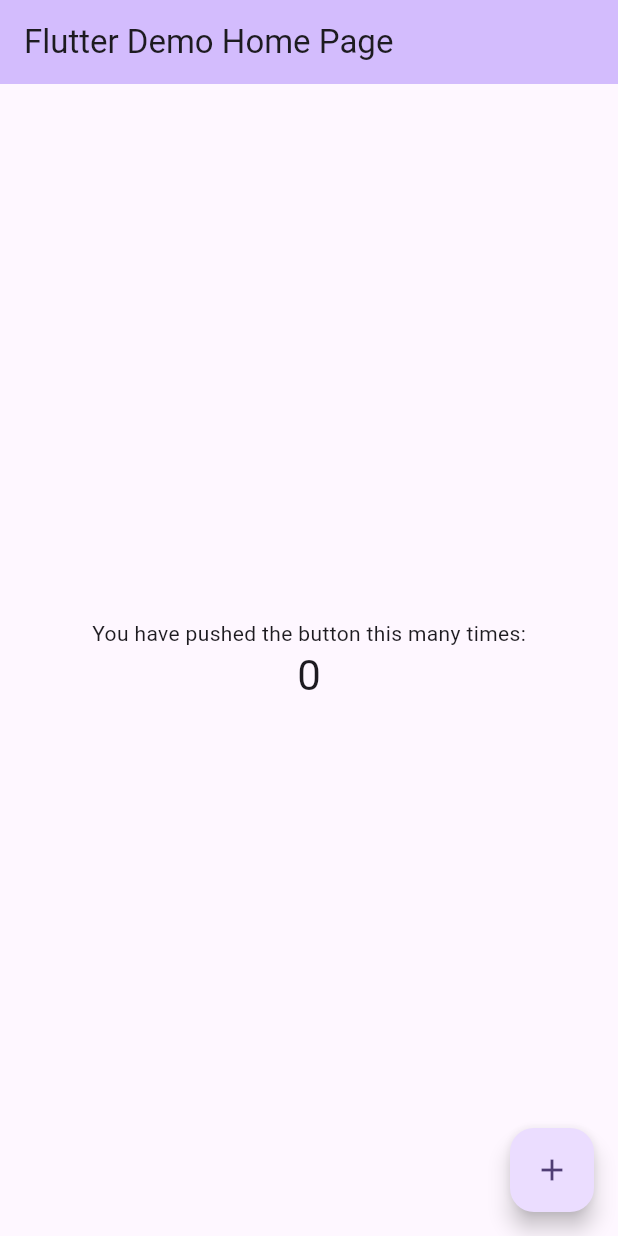
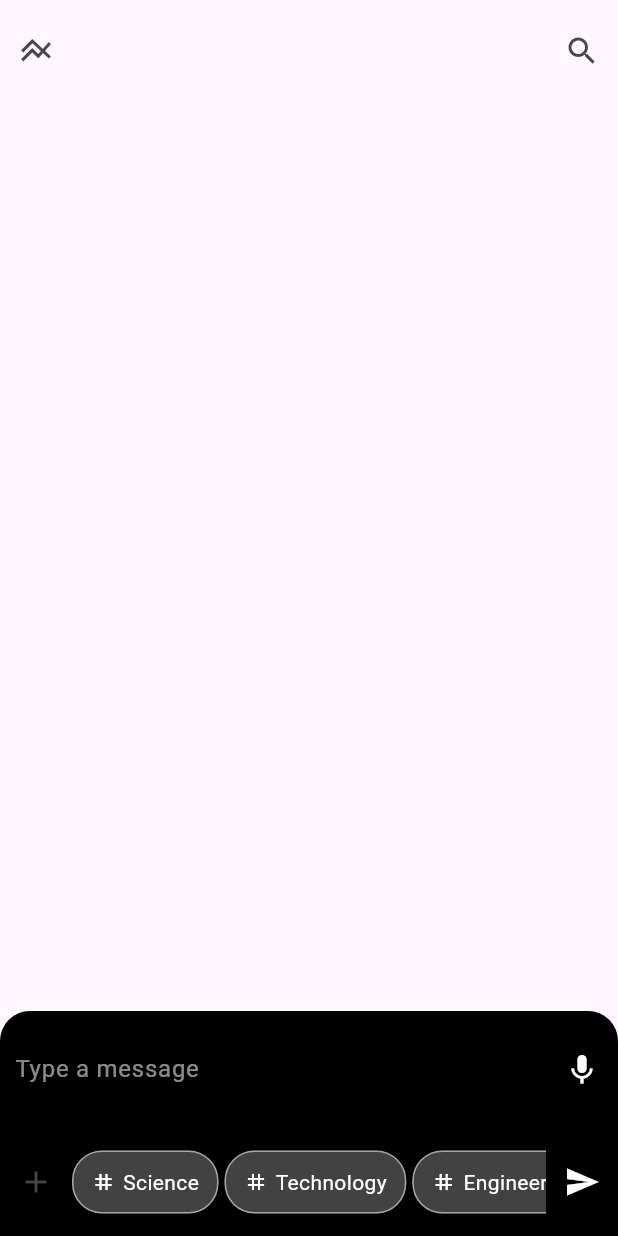
Before and after one commit to junayedahamed/chatz, a Flutter app: the screen it shows after launch, on a phone screen of 412 x 824 dp. Run offline on Flutter 3.47's test engine with Material 3 defaults, Android fonts, the phone set to English and light mode, and no system bars.

Commit message:
Add HomePage widget and view model for chat interface

```diff
--- a/lib/main.dart
+++ b/lib/main.dart
@@ -1,3 +1,4 @@
+import 'package:ababilxchat/src/ui/home/home_page.dart';
 import 'package:flutter/material.dart';
 
 void main() {
@@ -7,116 +8,15 @@ void main() {
 class MyApp extends StatelessWidget {
   const MyApp({super.key});
 
-  // This widget is the root of your application.
   @override
   Widget build(BuildContext context) {
     return MaterialApp(
       title: 'Flutter Demo',
+      debugShowCheckedModeBanner: false,
       theme: ThemeData(
-        // This is the theme of your application.
-        //
-        // TRY THIS: Try running your application with "flutter run". You'll see
-        // the application has a purple toolbar. Then, without quitting the app,
-        // try changing the seedColor in the colorScheme below to Colors.green
-        // and then invoke "hot reload" (save your changes or press the "hot
-        // reload" button in a Flutter-supported IDE, or press "r" if you used
-        // the command line to start the app).
-        //
-        // Notice that the counter didn't reset back to zero; the application
-        // state is not lost during the reload. To reset the state, use hot
-        // restart instead.
-        //
-        // This works for code too, not just values: Most code changes can be
-        // tested with just a hot reload.
-        colorScheme: .fromSeed(seedColor: Colors.deepPurple),
+        colorScheme: ColorScheme.fromSeed(seedColor: Colors.deepPurple),
       ),
-      home: const MyHomePage(title: 'Flutter Demo Home Page'),
+      home: HomePage(),
     );
   }
 }
-
-class MyHomePage extends StatefulWidget {
-  const MyHomePage({super.key, required this.title});
-
-  // This widget is the home page of your application. It is stateful, meaning
-  // that it has a State object (defined below) that contains fields that affect
-  // how it looks.
-
-  // This class is the configuration for the state. It holds the values (in this
-  // case the title) provided by the parent (in this case the App widget) and
-  // used by the build method of the State. Fields in a Widget subclass are
-  // always marked "final".
-
-  final String title;
-
-  @override
-  State<MyHomePage> createState() => _MyHomePageState();
-}
-
-class _MyHomePageState extends State<MyHomePage> {
-  int _counter = 0;
-
-  void _incrementCounter() {
-    setState(() {
-      // This call to setState tells the Flutter framework that something has
-      // changed in this State, which causes it to rerun the build method below
-      // so that the display can reflect the updated values. If we changed
-      // _counter without calling setState(), then the build method would not be
-      // called again, and so nothing would appear to happen.
-      _counter++;
-    });
-  }
-
-  @override
-  Widget build(BuildContext context) {
-    // This method is rerun every time setState is called, for instance as done
-    // by the _incrementCounter method above.
-    //
-    // The Flutter framework has been optimized to make rerunning build methods
-    // fast, so that you can just rebuild anything that needs updating rather
-    // than having to individually change instances of widgets.
-    return Scaffold(
-      appBar: AppBar(
-        // TRY THIS: Try changing the color here to a specific color (to
-        // Colors.amber, perhaps?) and trigger a hot reload to see the AppBar
-        // change color while the other colors stay the same.
-        backgroundColor: Theme.of(context).colorScheme.inversePrimary,
-        // Here we take the value from the MyHomePage object that was created by
-        // the App.build method, and use it to set our appbar title.
-        title: Text(widget.title),
-      ),
-      body: Center(
-        // Center is a layout widget. It takes a single child and positions it
-        // in the middle of the parent.
-        child: Column(
-          // Column is also a layout widget. It takes a list of children and
-          // arranges them vertically. By default, it sizes itself to fit its
-          // children horizontally, and tries to be as tall as its parent.
-          //
-          // Column has various properties to control how it sizes itself and
-          // how it positions its children. Here we use mainAxisAlignment to
-          // center the children vertically; the main axis here is the vertical
-          // axis because Columns are vertical (the cross axis would be
-          // horizontal).
-          //
-          // TRY THIS: Invoke "debug painting" (choose the "Toggle Debug Paint"
-          // action in the IDE, or press "p" in the console), to see the
-          // wireframe for each widget.
-          mainAxisAlignment: .center,
-          children: [
-            const Text('You have pushed the button this many times:'),
-            Text(
-              '$_counter',
-              style: Theme.of(context).textTheme.headlineMedium,
-            ),
-          ],
-        ),
-      ),
-      floatingActionButton: FloatingActionButton(
-        onPressed: _incrementCounter,
-        tooltip: 'Increment',
-        child: const Icon(Icons.add),
-      ),
-    );
-  }
-}
--- /dev/null
+++ b/lib/src/ui/home/home_page.dart
@@ -0,0 +1,121 @@
+import 'package:flutter/material.dart';
+
+class HomePage extends StatelessWidget {
+  HomePage({super.key});
+  final List<String> topic = ["Science", "Technology", "Engineering"];
+  @override
+  Widget build(BuildContext context) {
+    return Scaffold(
+      body: Stack(
+        // alignment: AlignmentGeometry.center,
+        alignment: AlignmentGeometry.center,
+        children: [
+          Column(
+            children: [
+              SizedBox(height: 10),
+              Row(
+                mainAxisAlignment: MainAxisAlignment.spaceBetween,
+                children: [
+                  IconButton(onPressed: () {}, icon: Icon(Icons.line_axis)),
+                  // Spacer(),
+                  IconButton(onPressed: () {}, icon: Icon(Icons.search)),
+                ],
+              ),
+            ],
+          ),
+          // Spacer(),
+          Align(
+            alignment: AlignmentDirectional.bottomCenter,
+            child: Container(
+              decoration: BoxDecoration(
+                color: Colors.black,
+                borderRadius: BorderRadius.only(
+                  topLeft: Radius.circular(20),
+                  topRight: Radius.circular(20),
+                ),
+              ),
+              height: 150,
+              child: Column(
+                children: [
+                  SizedBox(height: 15),
+                  Row(
+                    children: [
+                      Expanded(
+                        child: TextField(
+                          decoration: InputDecoration(
+                            border: InputBorder.none,
+                            hintText: 'Type a message',
+                            hintStyle: TextStyle(color: Colors.white54),
+                            contentPadding: EdgeInsets.all(10),
+                          ),
+                        ),
+                      ),
+                      IconButton(
+                        onPressed: () {},
+                        icon: Icon(Icons.mic, color: Colors.white),
+                      ),
+                    ],
+                  ),
+                  SizedBox(height: 15),
+                  Expanded(
+                    child: Row(
+                      mainAxisAlignment: MainAxisAlignment.spaceEvenly,
+                      children: [
+                        IconButton(onPressed: () {}, icon: Icon(Icons.add)),
+
+                        Expanded(
+                          child: ListView.separated(
+                            scrollDirection: Axis.horizontal,
+                            // shrinkWrap: true,
+                            separatorBuilder: (context, index) {
+                              return SizedBox(width: 4);
+                            },
+                            itemCount: topic.length,
+                            itemBuilder: (context, index) {
+                              return Container(
+                                margin: EdgeInsets.only(top: 15, bottom: 15),
+                                padding: EdgeInsets.symmetric(
+                                  horizontal: 12,
+                                  vertical: 5,
+                                ),
+                                decoration: BoxDecoration(
+                                  color: Colors.grey[800],
+                                  borderRadius: BorderRadius.circular(20),
+                                  border: Border.all(color: Colors.white54),
+                                ),
+                                child: Center(
+                                  child: Row(
+                                    children: [
+                                      Icon(
+                                        Icons.tag,
+                                        color: Colors.white,
+                                        size: 16,
+                                      ),
+                                      SizedBox(width: 5),
+                                      Text(
+                                        topic[index],
+                                        style: TextStyle(color: Colors.white),
+                                      ),
+                                    ],
+                                  ),
+                                ),
+                              );
+                            },
+                          ),
+                        ),
+                        IconButton(
+                          onPressed: () {},
+                          icon: Icon(Icons.send, color: Colors.white),
+                        ),
+                      ],
+                    ),
+                  ),
+                ],
+              ),
+            ),
+          ),
+        ],
+      ),
+    );
+  }
+}
```
Also changed, not shown: lib/src/ui/home/view_model/home_view_model.dart (added).
